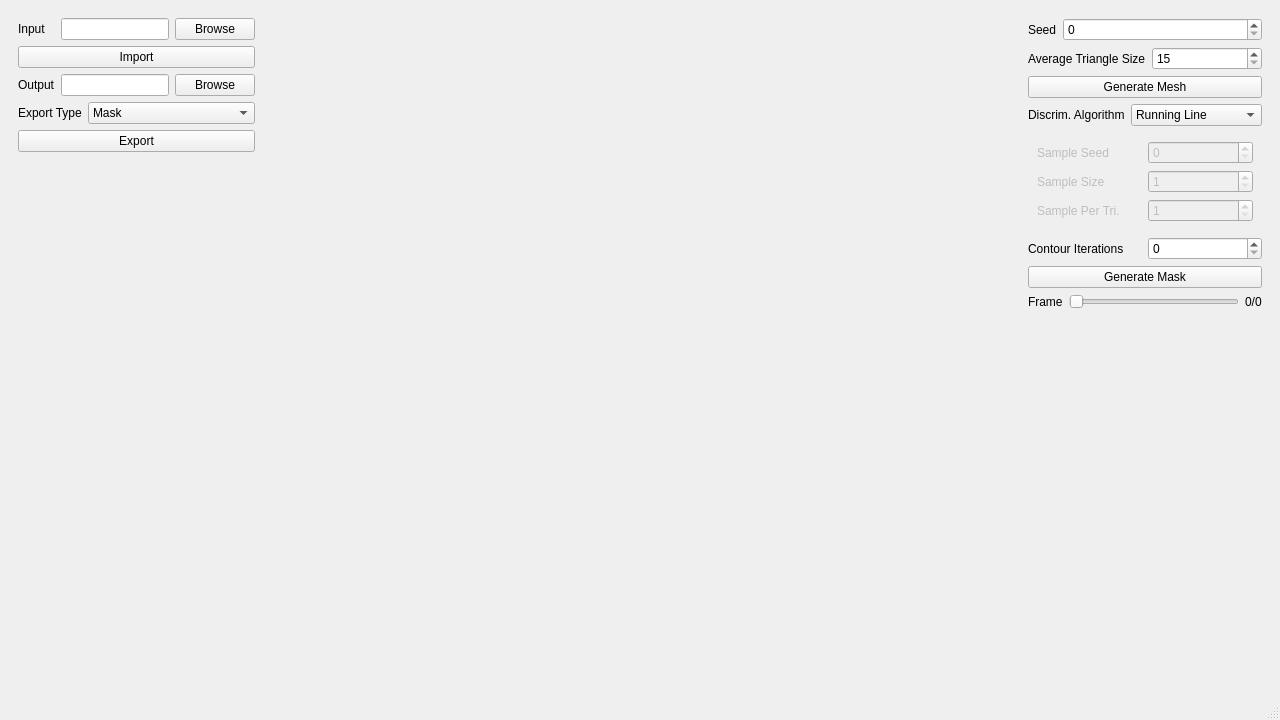
Qt form forms/mainwindow.ui (MathieuMonfort/paper-mash) before a commit.
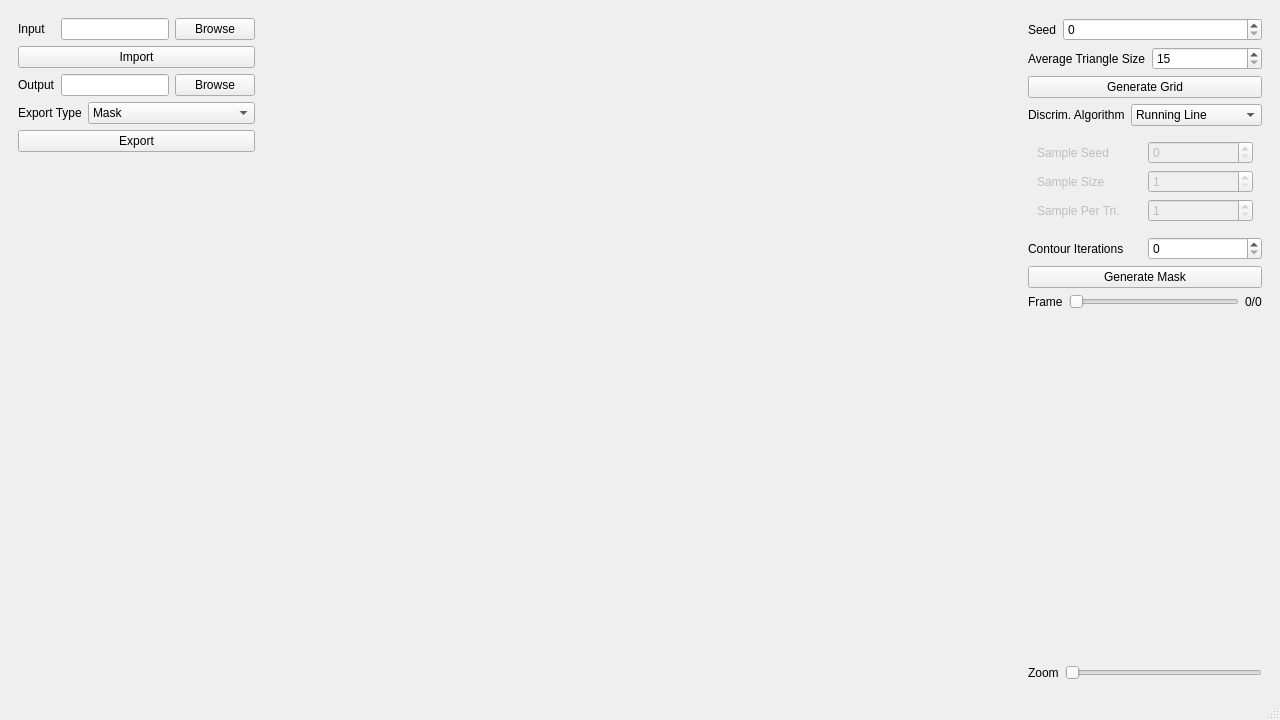
The same form after that commit.

```diff
--- a/forms/mainwindow.ui
+++ b/forms/mainwindow.ui
@@ -270,7 +270,7 @@
        <item>
         <widget class="QPushButton" name="generate_grid_button">
          <property name="text">
-          <string>Generate Mesh</string>
+          <string>Generate Grid</string>
          </property>
         </widget>
        </item>
@@ -436,6 +436,30 @@
          </property>
         </spacer>
        </item>
+       <item>
+        <layout class="QHBoxLayout" name="zoom_slider_layout">
+         <property name="topMargin">
+          <number>0</number>
+         </property>
+         <property name="rightMargin">
+          <number>0</number>
+         </property>
+         <item>
+          <widget class="QLabel" name="zoom_label">
+           <property name="text">
+            <string>Zoom</string>
+           </property>
+          </widget>
+         </item>
+         <item>
+          <widget class="QSlider" name="zoom_slider">
+           <property name="orientation">
+            <enum>Qt::Horizontal</enum>
+           </property>
+          </widget>
+         </item>
+        </layout>
+       </item>
       </layout>
      </widget>
     </item>
```
Left out of the diff: 9 changed lines with no effect on the pictures.
